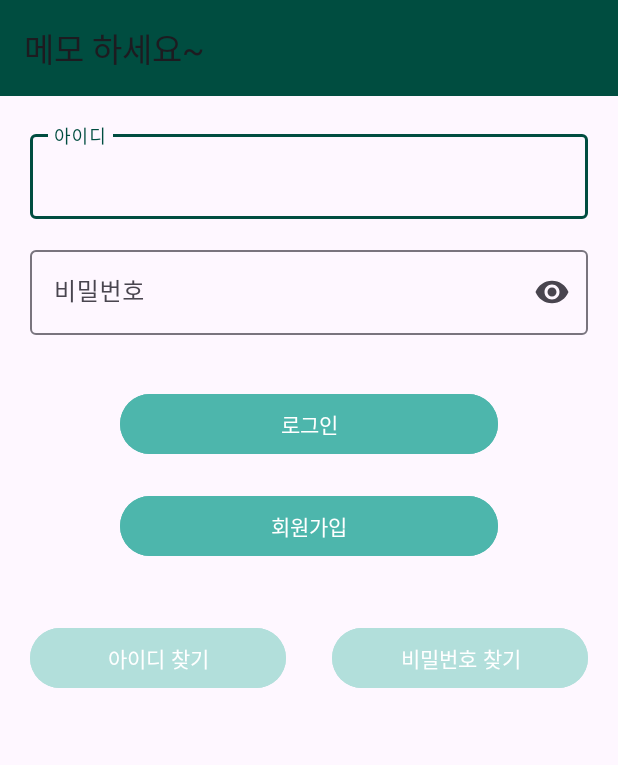
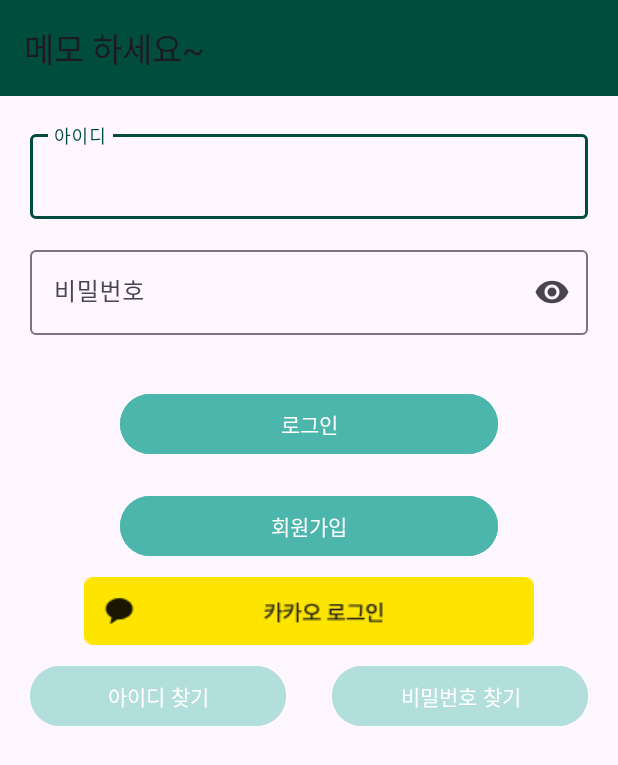
Before and after one commit to seongukHEO/UseMVVM, an Android app: the LoginFragment screen opened directly, with no data from a screen before it, on a phone screen of 412 x 824 dp. Shown: the top 765 px of the screen. Run offline under Robolectric (Android 15) with nearby library versions, the phone set to English and light mode, and no system bars; our stand-ins replace Firebase (no records; nobody signed in at launch, a user with empty details on screens opened directly), data binding; libraries missing offline, so code that uses them is left out: com.kakao.sdk.

```diff
--- a/app/build.gradle.kts
+++ b/app/build.gradle.kts
@@ -47,6 +47,7 @@ dependencies {
     implementation("com.google.android.material:material:1.11.0")
     implementation("androidx.constraintlayout:constraintlayout:2.1.4")
     implementation("com.airbnb.android:lottie:6.3.0")
+    implementation("com.android.volley:volley:1.2.1")
     testImplementation("junit:junit:4.13.2")
     androidTestImplementation("androidx.test.ext:junit:1.1.5")
     androidTestImplementation("androidx.test.espresso:espresso-core:3.5.1")
@@ -55,4 +56,7 @@ dependencies {
     implementation("com.google.firebase:firebase-firestore:24.10.3")
     implementation("com.google.firebase:firebase-storage:20.3.0")
     implementation("com.github.bumptech.glide:glide:4.16.0")
+    implementation("com.kakao.sdk:v2-user:2.20.1")
+    implementation("androidx.lifecycle:lifecycle-viewmodel-ktx:2.7.0")
+
 }
--- a/app/src/main/java/kr/co/lion/android01/firstusemvvmproject/MainActivity.kt
+++ b/app/src/main/java/kr/co/lion/android01/firstusemvvmproject/MainActivity.kt
@@ -3,9 +3,14 @@ package kr.co.lion.android01.firstusemvvmproject
 import androidx.appcompat.app.AppCompatActivity
 import android.os.Bundle
 import android.os.SystemClock
+import android.util.Log
 import androidx.fragment.app.Fragment
 import androidx.fragment.app.FragmentManager
 import com.google.android.material.transition.MaterialSharedAxis
+import com.kakao.sdk.auth.model.OAuthToken
+import com.kakao.sdk.common.model.ClientError
+import com.kakao.sdk.common.model.ClientErrorCause
+import com.kakao.sdk.user.UserApiClient
 import kr.co.lion.android01.firstusemvvmproject.databinding.ActivityMainBinding
 import kr.co.lion.android01.firstusemvvmproject.fragment.JoinFragment
 import kr.co.lion.android01.firstusemvvmproject.fragment.LoginFragment
@@ -128,5 +133,4 @@ class MainActivity : AppCompatActivity() {
         supportFragmentManager.popBackStack(name.str, FragmentManager.POP_BACK_STACK_INCLUSIVE)
     }
 
-
 }
--- a/app/src/main/java/kr/co/lion/android01/firstusemvvmproject/fragment/LoginFragment.kt
+++ b/app/src/main/java/kr/co/lion/android01/firstusemvvmproject/fragment/LoginFragment.kt
@@ -4,12 +4,19 @@ import android.animation.Animator
 import android.content.DialogInterface
 import android.content.Intent
 import android.os.Bundle
+import android.util.Log
 import androidx.fragment.app.Fragment
 import android.view.LayoutInflater
 import android.view.View
 import android.view.ViewGroup
 import androidx.databinding.DataBindingUtil
 import androidx.lifecycle.lifecycleScope
+import com.kakao.sdk.auth.model.OAuthToken
+import com.kakao.sdk.common.KakaoSdk
+import com.kakao.sdk.common.model.ClientError
+import com.kakao.sdk.common.model.ClientErrorCause
+import com.kakao.sdk.common.util.Utility
+import com.kakao.sdk.user.UserApiClient
 import kotlinx.coroutines.Dispatchers
 import kotlinx.coroutines.launch
 import kr.co.lion.android01.firstusemvvmproject.FragmentName
@@ -86,6 +93,9 @@ class LoginFragment : Fragment() {
             buttonMainSearchPW.setOnClickListener {
                 mainActivity.replaceFragment(FragmentName.SEARCH_PW_FRAGMENT, true, true, null)
             }
+            imageView3.setOnClickListener {
+                kakaoLogin()
+            }
         }
     }
 
@@ -141,14 +151,14 @@ class LoginFragment : Fragment() {
     }
 
     //Lottie를 사용하자
-    private fun lottieUse(){
+    private fun lottieUse() {
         fragmentLoginBinding.apply {
             lottieLinearLayout.visibility = View.VISIBLE
             val userId = loginViewModel!!.textMainId.value!!
 
             lottieMain.repeatCount = 0
             lottieMain.loop(false)
-            lottieMain.addAnimatorListener(object : Animator.AnimatorListener{
+            lottieMain.addAnimatorListener(object : Animator.AnimatorListener {
                 override fun onAnimationStart(animation: Animator) {
 
                 }
@@ -173,4 +183,66 @@ class LoginFragment : Fragment() {
         }
     }
 
+    fun kakaoLogin(){
+
+        val TAG = "test1234"
+
+        //KaKaoSdk 초기화
+        KakaoSdk.init(mainActivity, "1dddca424232a3415f5d232421cd0d26")
+
+        // 카카오계정으로 로그인 공통 callback 구성
+        // 카카오톡으로 로그인 할 수 없어 카카오계정으로 로그인할 경우 사용됨
+        val callback: (OAuthToken?, Throwable?) -> Unit = { token, error ->
+            if (error != null) {
+                //이 부분에는 로그인이 실패했을 때 처리해라
+                Log.e(TAG, "카카오계정으로 로그인 실패", error)
+            } else if (token != null) {
+                //이 부분에는 로그인에 성공했을 떄의 처리
+                //주로 현재 액티비티를 종료하고 다른 액티비티로 이동함
+                Log.i(TAG, "카카오계정으로 로그인 성공 ${token.accessToken}")
+            }
+        }
+
+        // 카카오톡이 설치되어 있으면 카카오톡으로 로그인, 아니면 카카오계정으로 로그인
+        if (UserApiClient.instance.isKakaoTalkLoginAvailable(mainActivity)) {
+            UserApiClient.instance.loginWithKakaoTalk(mainActivity) { token, error ->
+                if (error != null) {
+                    Log.e(TAG, "카카오톡으로 로그인 실패", error)
+
+                    // 사용자가 카카오톡 설치 후 디바이스 권한 요청 화면에서 로그인을 취소한 경우,
+                    // 의도적인 로그인 취소로 보고 카카오계정으로 로그인 시도 없이 로그인 취소로 처리 (예: 뒤로 가기)
+                    if (error is ClientError && error.reason == ClientErrorCause.Cancelled) {
+                        return@loginWithKakaoTalk
+                    }
+
+                    // 카카오톡에 연결된 카카오계정이 없는 경우, 카카오계정으로 로그인 시도
+                    UserApiClient.instance.loginWithKakaoAccount(mainActivity, callback = callback)
+                    Log.d("test1234", Utility.getKeyHash(mainActivity))
+                } else if (token != null) {
+                    Log.i(TAG, "카카오톡으로 로그인 성공 ${token.accessToken}")
+
+                    // 로그인한 사용자 정보를 가져온다.
+                    // 이 때 accessToken 을 카카오 서버로 전달해야 해야하는데 알아서해준다.
+                    UserApiClient.instance.me { user, error ->
+                        if(error != null){
+                            Log.e(TAG, "사용자 정보를 가져오는데 실패하였습니다", error)
+                        } else if(user != null){
+                            //어떤 사용자인지 알 기 위해선 회원 번호를 가져오면 됨
+                            Log.d(TAG, "회원번호 : ${user.id}")
+                            Log.d(TAG, "이메일 : ${user.kakaoAccount?.email}")
+                            Log.d(TAG, "닉네임 : ${user.kakaoAccount?.profileNicknameNeedsAgreement}")
+                            Log.d(TAG, "프로필사진 : ${user.kakaoAccount?.profile?.thumbnailImageUrl}")
+                            Log.d(TAG, "1 : ${user.kakaoAccount?.profile?.nickname}")
+                            Log.d(TAG, "프로필사진 : ${user.kakaoAccount?.profile?.thumbnailImageUrl}")
+                        }
+                    }
+                }
+            }
+        } else {
+            UserApiClient.instance.loginWithKakaoAccount(mainActivity, callback = callback)
+        }
+    }
+
+
+
 }
--- a/app/src/main/res/layout/activity_splash_screen.xml
+++ b/app/src/main/res/layout/activity_splash_screen.xml
@@ -17,5 +17,5 @@
         app:layout_constraintEnd_toEndOf="parent"
         app:layout_constraintStart_toStartOf="parent"
         app:layout_constraintTop_toTopOf="parent"
-        app:srcCompat="@drawable/icon" />
+        app:srcCompat="@drawable/app_gif" />
 </androidx.constraintlayout.widget.ConstraintLayout>
--- a/app/src/main/res/layout/fragment_login.xml
+++ b/app/src/main/res/layout/fragment_login.xml
@@ -80,10 +80,17 @@
                 android:backgroundTint="@color/middleColor"
                 android:text="회원가입" />
 
+            <ImageView
+                android:id="@+id/imageView3"
+                android:layout_width="match_parent"
+                android:layout_height="wrap_content"
+                android:layout_marginTop="10dp"
+                app:srcCompat="@drawable/kakao_login" />
+
             <LinearLayout
                 android:layout_width="match_parent"
                 android:layout_height="wrap_content"
-                android:layout_marginTop="40dp"
+                android:layout_marginTop="10dp"
                 android:orientation="horizontal">
 
                 <Button
@@ -110,7 +117,7 @@
                 android:layout_width="match_parent"
                 android:layout_height="match_parent"
                 android:orientation="vertical"
-                android:visibility="gone">
+                android:visibility="invisible">
 
                 <com.airbnb.lottie.LottieAnimationView
                     android:id="@+id/lottieMain"
@@ -118,11 +125,12 @@
                     android:layout_height="wrap_content"
                     android:layout_gravity="center"
                     app:lottie_autoPlay="true"
+                    app:lottie_loop="true"
                     app:lottie_rawRes="@raw/lottie_main_login"
-                    app:lottie_repeatCount="1"
-                    app:lottie_loop="true"/>
+                    app:lottie_repeatCount="1" />
 
             </LinearLayout>
+
         </LinearLayout>
 
     </LinearLayout>
--- a/settings.gradle.kts
+++ b/settings.gradle.kts
@@ -10,6 +10,9 @@ dependencyResolutionManagement {
     repositories {
         google()
         mavenCentral()
+        maven {
+            url = java.net.URI("https://devrepo.kakao.com/nexus/content/groups/public/")
+        }
     }
 }
 
```
Also changed, not shown: app/src/main/AndroidManifest.xml (+14 -0 lines), app/src/main/java/kr/co/lion/android01/firstusemvvmproject/fragment/AllMemoAdapter.kt (added, +61 -0 lines), app/src/main/java/kr/co/lion/android01/firstusemvvmproject/fragment/AllMemoFragment.kt (+23 -50 lines), app/src/main/java/kr/co/lion/android01/firstusemvvmproject/viewModel/AllMemoViewModel.kt (+22 -0 lines), app/src/main/res/drawable/app_gif.gif (added), app/src/main/res/drawable/kakao_login.png (added), app/src/main/res/drawable/kakao_main.png (added).
